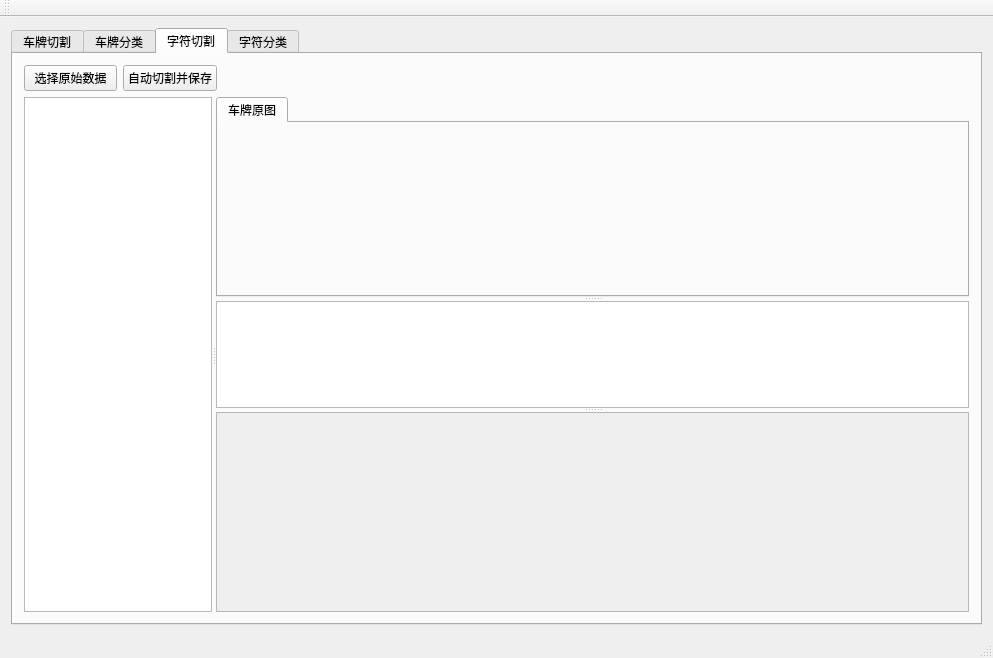
Before: the Qt Designer form PlateLocator/platelocator.ui in Phagesama/SampleGeneration, drawn with Qt 5.
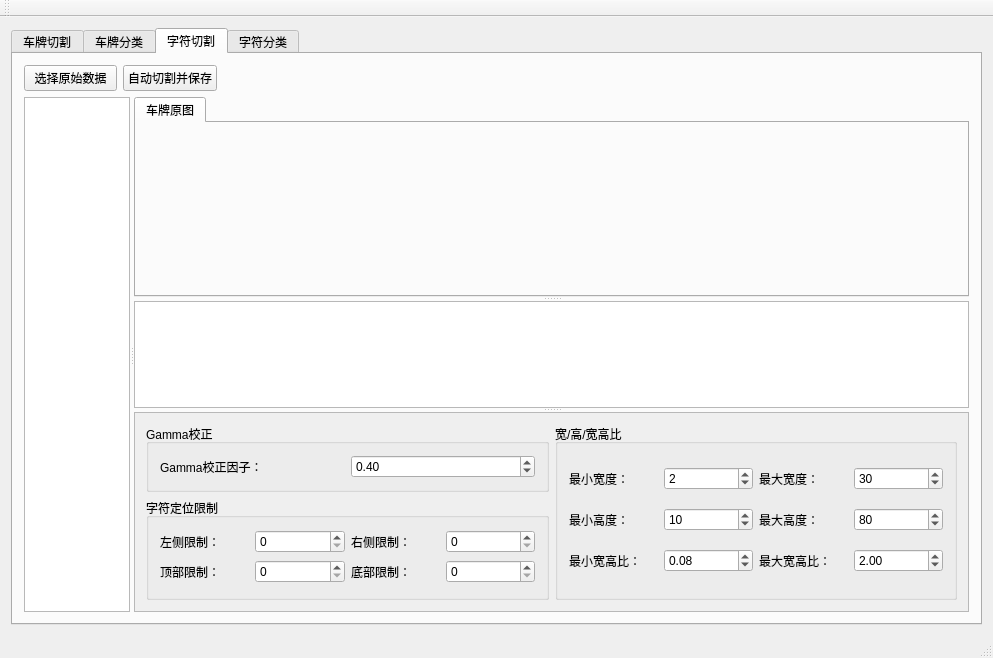
After: the same form once the commit is applied. The open tabs and pages were chosen to show the change.

Diff of the .ui file:
```diff
--- a/PlateLocator/platelocator.ui
+++ b/PlateLocator/platelocator.ui
@@ -1148,7 +1148,7 @@
              <enum>QListView::LeftToRight</enum>
             </property>
             <property name="viewMode">
-             <enum>QListView::IconMode</enum>
+             <enum>QListView::ListMode</enum>
             </property>
            </widget>
            <widget class="QScrollArea" name="charsegmentOptimization">
@@ -1172,10 +1172,231 @@
               <rect>
                <x>0</x>
                <y>0</y>
-               <width>755</width>
+               <width>822</width>
                <height>198</height>
               </rect>
              </property>
+             <layout class="QHBoxLayout" name="horizontalLayout_5">
+              <item>
+               <layout class="QVBoxLayout" name="QACLLayout">
+                <item>
+                 <widget class="QGroupBox" name="GFgroupBox">
+                  <property name="title">
+                   <string>Gamma校正</string>
+                  </property>
+                  <layout class="QHBoxLayout" name="horizontalLayout_3">
+                   <item>
+                    <widget class="QLabel" name="GFlabel">
+                     <property name="text">
+                      <string>Gamma校正因子：</string>
+                     </property>
+                    </widget>
+                   </item>
+                   <item>
+                    <widget class="QDoubleSpinBox" name="GammaFactor">
+                     <property name="maximum">
+                      <double>1.000000000000000</double>
+                     </property>
+                     <property name="singleStep">
+                      <double>0.010000000000000</double>
+                     </property>
+                     <property name="value">
+                      <double>0.400000000000000</double>
+                     </property>
+                    </widget>
+                   </item>
+                  </layout>
+                 </widget>
+                </item>
+                <item>
+                 <widget class="QGroupBox" name="LimitgroupBox">
+                  <property name="sizePolicy">
+                   <sizepolicy hsizetype="Preferred" vsizetype="Preferred">
+                    <horstretch>0</horstretch>
+                    <verstretch>10</verstretch>
+                   </sizepolicy>
+                  </property>
+                  <property name="title">
+                   <string>字符定位限制</string>
+                  </property>
+                  <layout class="QVBoxLayout" name="verticalLayout_13">
+                   <item>
+                    <layout class="QHBoxLayout" name="topLayout">
+                     <item>
+                      <widget class="QLabel" name="LLlabel">
+                       <property name="text">
+                        <string>左侧限制：</string>
+                       </property>
+                      </widget>
+                     </item>
+                     <item>
+                      <widget class="QSpinBox" name="leftLimit"/>
+                     </item>
+                     <item>
+                      <widget class="QLabel" name="RLlabel">
+                       <property name="text">
+                        <string>右侧限制：</string>
+                       </property>
+                      </widget>
+                     </item>
+                     <item>
+                      <widget class="QSpinBox" name="rightLimit"/>
+                     </item>
+                    </layout>
+                   </item>
+                   <item>
+                    <layout class="QHBoxLayout" name="bottomLayout">
+                     <item>
+                      <widget class="QLabel" name="TLlabel">
+                       <property name="text">
+                        <string>顶部限制：</string>
+                       </property>
+                      </widget>
+                     </item>
+                     <item>
+                      <widget class="QSpinBox" name="topLimit"/>
+                     </item>
+                     <item>
+                      <widget class="QLabel" name="BLlabel">
+                       <property name="text">
+                        <string>底部限制：</string>
+                       </property>
+                      </widget>
+                     </item>
+                     <item>
+                      <widget class="QSpinBox" name="bottomLimit"/>
+                     </item>
+                    </layout>
+                   </item>
+                  </layout>
+                 </widget>
+                </item>
+               </layout>
+              </item>
+              <item>
+               <widget class="QGroupBox" name="CWHRgroupBox">
+                <property name="title">
+                 <string>宽/高/宽高比</string>
+                </property>
+                <layout class="QVBoxLayout" name="verticalLayout_14">
+                 <item>
+                  <layout class="QHBoxLayout" name="CWHRTLayout">
+                   <item>
+                    <widget class="QLabel" name="CMinWlabel">
+                     <property name="text">
+                      <string>最小宽度：</string>
+                     </property>
+                    </widget>
+                   </item>
+                   <item>
+                    <widget class="QSpinBox" name="charminWidth">
+                     <property name="maximum">
+                      <number>1000</number>
+                     </property>
+                     <property name="value">
+                      <number>2</number>
+                     </property>
+                    </widget>
+                   </item>
+                   <item>
+                    <widget class="QLabel" name="CMaxWlabel">
+                     <property name="text">
+                      <string>最大宽度：</string>
+                     </property>
+                    </widget>
+                   </item>
+                   <item>
+                    <widget class="QSpinBox" name="charmaxWidth">
+                     <property name="maximum">
+                      <number>1000</number>
+                     </property>
+                     <property name="value">
+                      <number>30</number>
+                     </property>
+                    </widget>
+                   </item>
+                  </layout>
+                 </item>
+                 <item>
+                  <layout class="QHBoxLayout" name="CWHRMLayout">
+                   <item>
+                    <widget class="QLabel" name="CMinHlabel">
+                     <property name="text">
+                      <string>最小高度：</string>
+                     </property>
+                    </widget>
+                   </item>
+                   <item>
+                    <widget class="QSpinBox" name="charminHeight">
+                     <property name="maximum">
+                      <number>1000</number>
+                     </property>
+                     <property name="value">
+                      <number>10</number>
+                     </property>
+                    </widget>
+                   </item>
+                   <item>
+                    <widget class="QLabel" name="CMaxHlabel">
+                     <property name="text">
+                      <string>最大高度：</string>
+                     </property>
+                    </widget>
+                   </item>
+                   <item>
+                    <widget class="QSpinBox" name="charmaxHeight">
+                     <property name="maximum">
+                      <number>1000</number>
+                     </property>
+                     <property name="value">
+                      <number>80</number>
+                     </property>
+                    </widget>
+                   </item>
+                  </layout>
+                 </item>
+                 <item>
+                  <layout class="QHBoxLayout" name="CWHRBLayout">
+                   <item>
+                    <widget class="QLabel" name="CMinRlabel">
+                     <property name="text">
+                      <string>最小宽高比：</string>
+                     </property>
+                    </widget>
+                   </item>
+                   <item>
+                    <widget class="QDoubleSpinBox" name="charminRatio">
+                     <property name="maximum">
+                      <double>1000.000000000000000</double>
+                     </property>
+                     <property name="value">
+                      <double>0.080000000000000</double>
+                     </property>
+                    </widget>
+                   </item>
+                   <item>
+                    <widget class="QLabel" name="CMaxRlabel">
+                     <property name="text">
+                      <string>最大宽高比：</string>
+                     </property>
+                    </widget>
+                   </item>
+                   <item>
+                    <widget class="QDoubleSpinBox" name="charmaxRatio">
+                     <property name="maximum">
+                      <double>1000.000000000000000</double>
+                     </property>
+                     <property name="value">
+                      <double>2.000000000000000</double>
+                     </property>
+                    </widget>
+                   </item>
+                  </layout>
+                 </item>
+                </layout>
+               </widget>
+              </item>
+             </layout>
             </widget>
            </widget>
           </widget>
```
Left out of the diff: 2 changed lines with no effect on the pictures.
